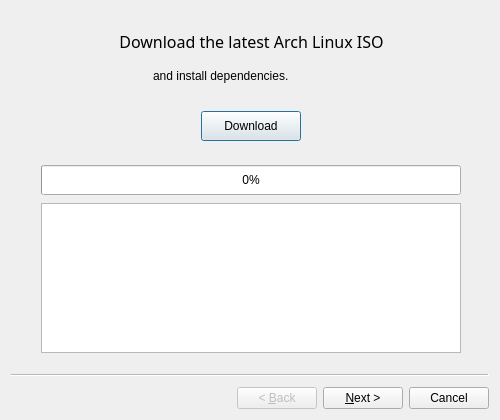
Qt form Installwizard.ui (jacktenor/archhelp2) before a commit.
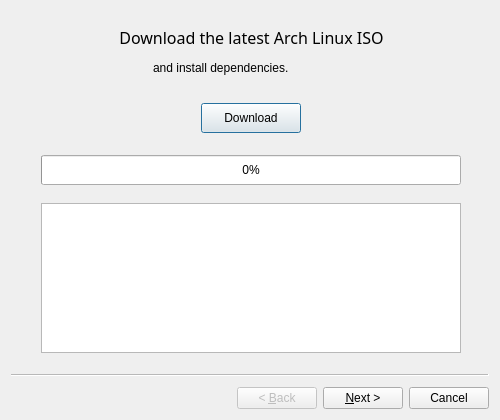
The same form after that commit.

What changed in the file:
```diff
--- a/Installwizard.ui
+++ b/Installwizard.ui
@@ -33,7 +33,7 @@
     <property name="geometry">
      <rect>
       <x>90</x>
-      <y>18</y>
+      <y>14</y>
       <width>301</width>
       <height>25</height>
      </rect>
@@ -60,7 +60,7 @@
     <property name="geometry">
      <rect>
       <x>190</x>
-      <y>100</y>
+      <y>92</y>
       <width>100</width>
       <height>30</height>
      </rect>
@@ -73,7 +73,7 @@
     <property name="geometry">
      <rect>
       <x>30</x>
-      <y>154</y>
+      <y>144</y>
       <width>420</width>
       <height>30</height>
      </rect>
@@ -96,7 +96,7 @@
     <property name="geometry">
      <rect>
       <x>142</x>
-      <y>56</y>
+      <y>48</y>
       <width>207</width>
       <height>17</height>
      </rect>
```
